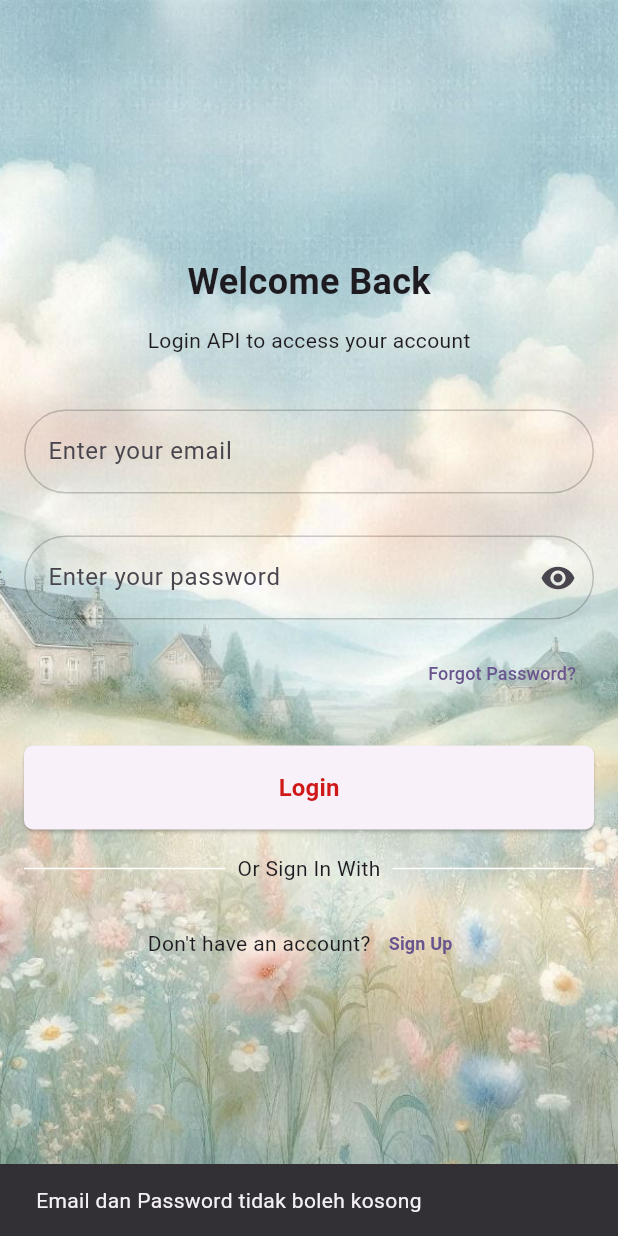
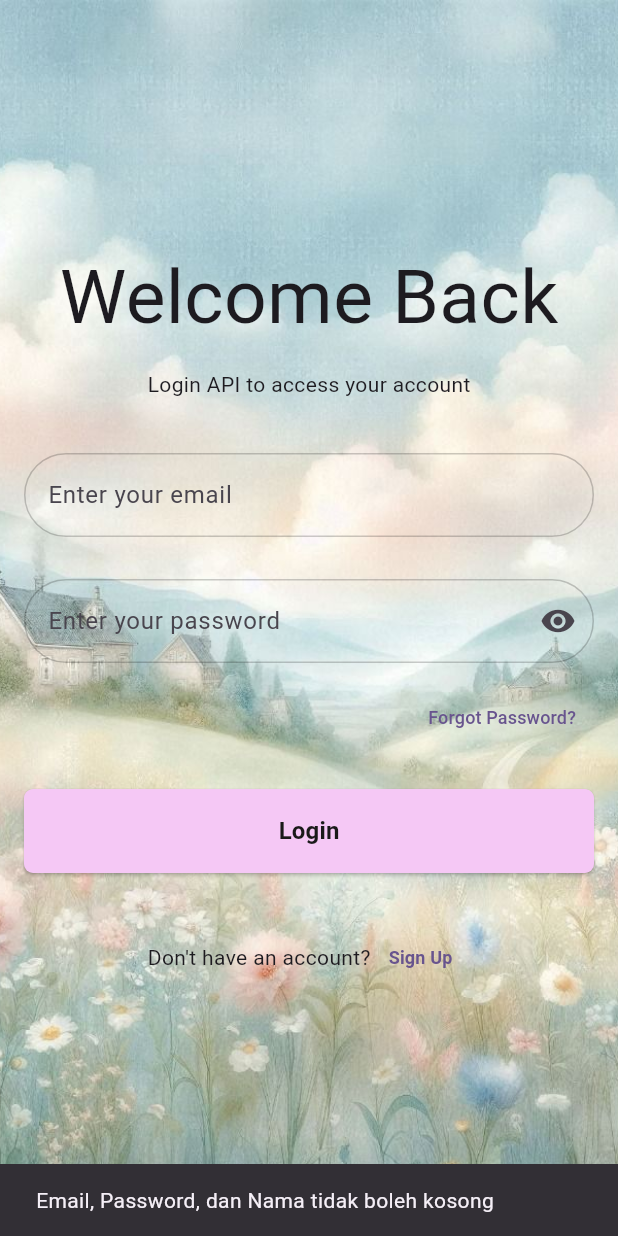
Before and after one commit to annisafaurizki/ppkd_b_3, a Flutter app: the LoginAPIScreen screen opened directly, after a tap on "Login", on a phone screen of 412 x 824 dp. Run offline on Flutter 3.47's test engine with Material 3 defaults, Android fonts, the phone set to English and light mode, and no system bars; our stand-ins replace lottie, shared_preferences, sqflite; accounts and stored records are empty; Roboto replaces fonts that are missing (Allura, Gilroy).

Commit message:
blm selesai

```diff
--- a/lib/main.dart
+++ b/lib/main.dart
@@ -1,6 +1,7 @@
 import 'package:flutter/material.dart';
 import 'package:intl/date_symbol_data_local.dart';
 import 'package:ppkd_b_3/tugas_tugas/RegisterAPI/View/login_api_screen.dart';
+import 'package:ppkd_b_3/tugas_tugas/RegisterAPI/View/post_api_screen.dart';
 
 void main() {
   initializeDateFormatting("id_ID");
@@ -35,7 +36,7 @@ class MyApp extends StatelessWidget {
         colorScheme: ColorScheme.fromSeed(seedColor: Colors.deepPurple),
       ),
 
-      home: LoginAPIScreen(),
+      home: PostApiScreen(),
     );
   }
 }
--- a/lib/share_preferences/share_preferences.dart
+++ b/lib/share_preferences/share_preferences.dart
@@ -1,3 +1,4 @@
+
 import 'package:shared_preferences/shared_preferences.dart';
 
 class PreferenceHandler {
--- a/lib/tugas_tugas/RegisterAPI/View/login_api_screen.dart
+++ b/lib/tugas_tugas/RegisterAPI/View/login_api_screen.dart
@@ -1,6 +1,14 @@
 import 'package:flutter/material.dart';
 import 'package:ppkd_b_3/extension/navigation.dart';
+import 'package:ppkd_b_3/share_preferences/share_preferences.dart';
+import 'package:ppkd_b_3/tugas_tugas/RegisterAPI/API/register.dart';
+import 'package:ppkd_b_3/tugas_tugas/RegisterAPI/Model/register_model.dart';
+
+// import 'package:ppkd_b_3/share_preferences/share_preferences.dart';
 import 'package:ppkd_b_3/tugas_tugas/RegisterAPI/View/post_api_screen.dart';
+import 'package:ppkd_b_3/tugas_tugas/RegisterAPI/View/user_screen.dart';
+// import 'package:ppkd_b_3/tugas_tugas/bottomnav.dart';
+// import 'package:ppkd_b_3/tugas_tugas/tugas_11/db_helper.dart';
 
 class LoginAPIScreen extends StatefulWidget {
   const LoginAPIScreen({super.key});
@@ -12,33 +20,77 @@ class LoginAPIScreen extends StatefulWidget {
 class _LoginAPIScreenState extends State<LoginAPIScreen> {
   final TextEditingController emailController = TextEditingController();
   final TextEditingController passwordController = TextEditingController();
+  RegisterUserModel? user;
+  String? errorMessage;
+  bool isLoading = false;
   bool isVisibility = false;
   @override
   Widget build(BuildContext context) {
     return Scaffold(body: Stack(children: [buildBackground(), buildLayer()]));
   }
 
-  login() async {
+void loginUser() async {
+    setState(() {
+      isLoading = true;
+      errorMessage = null;
+    });
     final email = emailController.text.trim();
     final password = passwordController.text.trim();
-    if (email.isEmpty || password.isEmpty) {
+    if (email.isEmpty || password.isEmpty ) {
       ScaffoldMessenger.of(context).showSnackBar(
-        const SnackBar(content: Text("Email dan Password tidak boleh kosong")),
+        const SnackBar(
+          content: Text("Email, Password, dan Nama tidak boleh kosong"),
+        ),
       );
-      // isLoading = false;
+      isLoading = false;
 
       return;
-      // }
-      // final userData = await DbHelper.loginUser(email, password);
-      // if (userData != null) {
-      //   PreferenceHandler.saveLogin();
-      //   context.pushReplacementNamed(MainScreen.id);
-      // } else {
-      //   ScaffoldMessenger.of(context).showSnackBar(
-      //     const SnackBar(content: Text("Email atau Password salah")),
-      //   );
     }
+    try {
+      final result = await AuthenticationAPI.loginUser(
+        email: email,
+        password: password,
+
+      );
+      setState(() {
+        user = result;
+      });
+      ScaffoldMessenger.of(
+        context,
+      ).showSnackBar(const SnackBar(content: Text("Berhasil Masuk!!")));
+      PreferenceHandler.saveToken(user?.data?.token.toString() ?? "");
+      print(user?.toJson());
+
+       Future.delayed(Duration(milliseconds: 1500), () {
+        Navigator.pushReplacement(
+          context,
+          MaterialPageRoute(builder: (context) => UserScreen()),
+        );
+      });
+
+
+    } catch (e) {
+      print(e);
+      setState(() {
+        errorMessage = e.toString();
+      });
+      ScaffoldMessenger.of(
+        context,
+      ).showSnackBar(SnackBar(content: Text(errorMessage.toString())));
+    } finally {
+      setState(() {});
+      isLoading = false;
+    }
+    // final user = User(email: email, password: password, name: name);
+    // await DbHelper.registerUser(user);
+    // Future.delayed(const Duration(seconds: 1)).then((value) {
+    //   isLoading = false;
+    //   ScaffoldMessenger.of(
+    //     context,
+    //   ).showSnackBar(const SnackBar(content: Text("Pendaftaran berhasil")));
+    // });
   }
+
 
   SafeArea buildLayer() {
     return SafeArea(
@@ -51,7 +103,7 @@ class _LoginAPIScreenState extends State<LoginAPIScreen> {
             children: [
               Text(
                 "Welcome Back",
-                style: TextStyle(fontSize: 24, fontWeight: FontWeight.bold),
+                style: TextStyle(fontSize: 50, fontFamily: 'Allura'),
               ),
               height(12),
               Text(
@@ -100,49 +152,27 @@ class _LoginAPIScreenState extends State<LoginAPIScreen> {
                 height: 56,
                 child: ElevatedButton(
                   onPressed: () {
-                    login();
+                    loginUser();
                   },
                   style: ElevatedButton.styleFrom(
-                    // backgroundColor: AppColor.blueButton,
+
+                    backgroundColor: const Color.fromARGB(255, 245, 200, 245),
                     shape: RoundedRectangleBorder(
                       borderRadius: BorderRadius.circular(6),
                     ),
+
                   ),
                   child: Text(
                     "Login",
                     style: TextStyle(
                       fontSize: 16,
                       fontWeight: FontWeight.bold,
-                      color: const Color.fromARGB(255, 207, 24, 24),
+                      color: const Color.fromARGB(255, 26, 25, 25),
                     ),
                   ),
                 ),
               ),
               height(16),
-              Row(
-                mainAxisAlignment: MainAxisAlignment.center,
-                children: [
-                  Expanded(
-                    child: Container(
-                      margin: EdgeInsets.only(right: 8),
-                      height: 1,
-                      color: Colors.white,
-                    ),
-                  ),
-                  Text(
-                    "Or Sign In With",
-                    // style: TextStyle(fontSize: 12, color: AppColor.gray88),
-                  ),
-                  Expanded(
-                    child: Container(
-                      margin: EdgeInsets.only(left: 8),
-
-                      height: 1,
-                      color: Colors.white,
-                    ),
-                  ),
-                ],
-              ),
 
               height(16),
               Row(
--- a/pubspec.yaml
+++ b/pubspec.yaml
@@ -41,6 +41,7 @@ dependencies:
   path_provider: ^2.1.5
   shared_preferences: ^2.5.3
   sqflite: ^2.4.2
+  google_fonts: ^6.3.1
 
 dev_dependencies:
   flutter_test:
@@ -75,6 +76,7 @@ flutter:
     - assets/images/cardframe.png
     - assets/images/logotulisan.png
     - assets/images/wallpaper.jpg
+    - assets/images/wallpaper2.jpg
   #   - images/a_dot_ham.jpeg
 
   # An image asset can refer to one or more resolution-specific "variants", see
@@ -89,6 +91,9 @@ flutter:
   # list giving the asset and other descriptors for the font. For
   # example:
   fonts:
+    - family: Allura
+      fonts:
+        - asset: assets\fonts\Allura-Regular.ttf
     - family: Gilroy
       fonts:
         - asset: assets\fonts\Gilroy-Regular.ttf
```
Also changed, not shown: lib/tugas_tugas/RegisterAPI/API/register.dart (+6 -2 lines), lib/tugas_tugas/RegisterAPI/View/post_api_screen.dart (+29 -13 lines), lib/tugas_tugas/RegisterAPI/View/user_screen.dart (added, +17 -0 lines), assets/fonts/Allura-Regular.ttf (added), assets/images/wallpaper2.jpg (added), lib/tugas_tugas/RegisterAPI/API/endpoint/endpoint.dart (line endings or trailing spaces), lib/tugas_tugas/RegisterAPI/Model/get_user_model.dart (line endings or trailing spaces), lib/tugas_tugas/RegisterAPI/Model/register_model.dart (line endings or trailing spaces), pubspec.lock.
